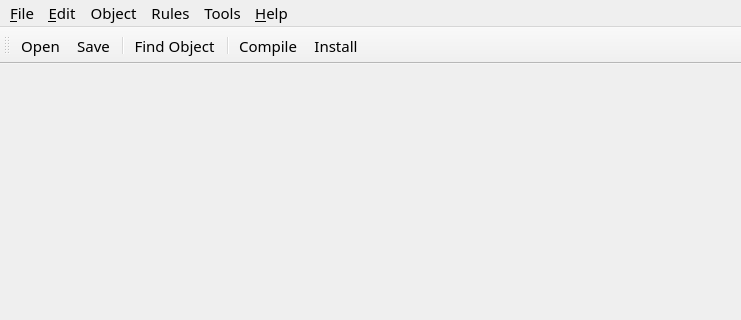
Old version of the form src/gui/FWBMainWindow_q.ui in the repository fwbuilder/fwbuilder; both pictures show x 0 to 741 and y 0 to 320 of the 741 by 756 pixel window.
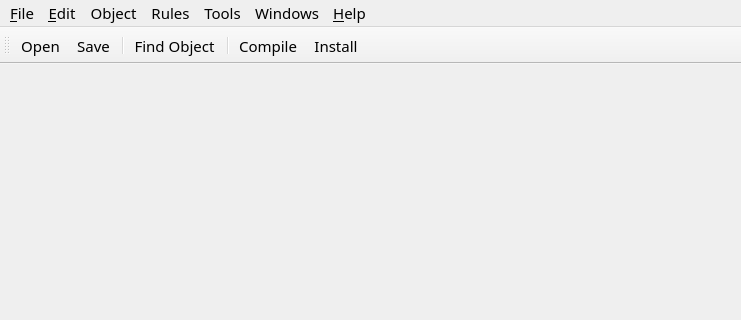
New version of the form. Icons and pictures are not drawn.

The edit to the form file:
```diff
--- a/src/gui/FWBMainWindow_q.ui
+++ b/src/gui/FWBMainWindow_q.ui
@@ -163,11 +163,17 @@
     <addaction name="separator" />
     <addaction name="fileExitAction" />
    </widget>
+   <widget class="QMenu" name="menuWindow" >
+    <property name="title" >
+     <string>Windows</string>
+    </property>
+   </widget>
    <addaction name="fileMenu" />
    <addaction name="editMenu" />
    <addaction name="ObjectMenu" />
    <addaction name="RulesMenu" />
    <addaction name="Tools" />
+   <addaction name="menuWindow" />
    <addaction name="helpMenu" />
   </widget>
   <action name="fileNewAction" >
```
